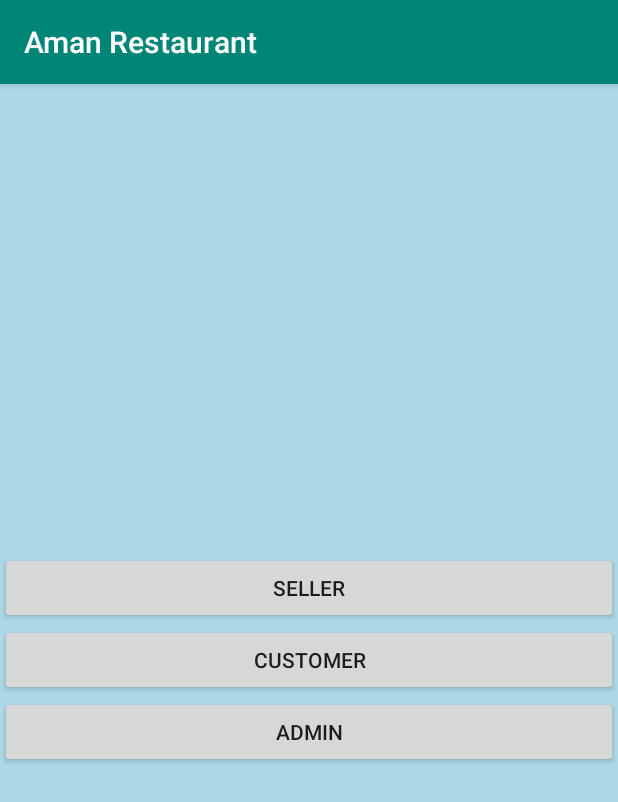
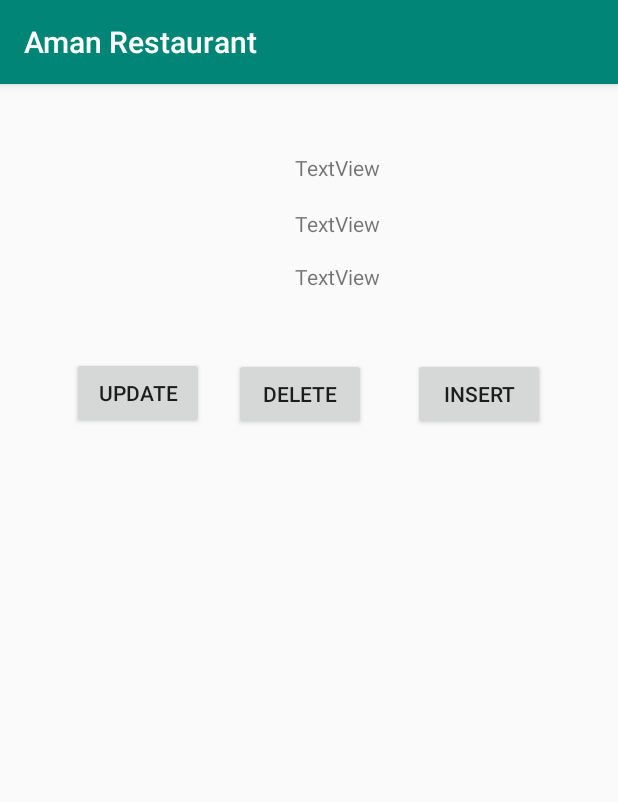
Before and after one commit to kavindu97/AmanRestaurant, an Android app: the screen it shows after launch (HomeScreen before the commit, adminHome_pg after it), after a tap on "ADMIN", on a phone screen of 412 x 824 dp. Shown: the top 802 px of the screen. Run offline under Robolectric (Android 15) with nearby library versions, the phone set to English and light mode, and no system bars.

Commit message:
amanwella thama yko 3

```diff
--- a/app/build.gradle
+++ b/app/build.gradle
@@ -2,7 +2,7 @@ apply plugin: 'com.android.application'
 
 android {
     compileSdkVersion 29
-      buildToolsVersion "29.0.0"
+    buildToolsVersion "29.0.0"
     defaultConfig {
         applicationId "com.example.mad_kavindu"
         minSdkVersion 15
--- a/app/src/main/java/com/example/mad_kavindu/activities/HomeScreen.java
+++ b/app/src/main/java/com/example/mad_kavindu/activities/HomeScreen.java
@@ -8,7 +8,6 @@ import android.widget.Button;
 import androidx.appcompat.app.AppCompatActivity;
 
 import com.example.mad_kavindu.R;
-import com.example.mad_kavindu.adapters.CustomerListAdapter;
 
 public class HomeScreen extends AppCompatActivity {
     Button btn1;
@@ -16,11 +15,11 @@ public class HomeScreen extends AppCompatActivity {
     protected void onCreate(Bundle savedInstanceState) {
         super.onCreate(savedInstanceState);
         setContentView(R.layout.activity_home_screen);
-        btn1 =findViewById(R.id.admin_pb);
+        btn1 =findViewById(R.id.admin_home);
         btn1.setOnClickListener(new View.OnClickListener() {
             @Override
             public void onClick(View v) {
-                Intent i = new Intent(getApplicationContext(),admin_panel.class);
+                Intent i = new Intent(getApplicationContext(),adminHome_pg.class);
                 startActivity(i);
             }
         });
--- a/app/src/main/java/com/example/mad_kavindu/activities/admin_panel.java
+++ b/app/src/main/java/com/example/mad_kavindu/activities/adminHome_pg.java
@@ -9,17 +9,17 @@ import android.widget.Button;
 
 import com.example.mad_kavindu.R;
 
-public class admin_panel extends AppCompatActivity {
-    Button updt1;
+public class adminHome_pg extends AppCompatActivity {
+Button btn11;
     @Override
     protected void onCreate(Bundle savedInstanceState) {
         super.onCreate(savedInstanceState);
-        setContentView(R.layout.activity_admin_panel);
-        updt1 =findViewById(R.id.update_it);
-        updt1.setOnClickListener(new View.OnClickListener() {
+        setContentView(R.layout.activity_admin_home_pg);
+        btn11=findViewById(R.id.update_it_bg);
+        btn11.setOnClickListener(new View.OnClickListener() {
             @Override
             public void onClick(View v) {
-                Intent i = new Intent(getApplicationContext(),update_admin_it.class);
+                Intent i = new Intent(getApplicationContext(),admin_update_it.class);
                 startActivity(i);
             }
         });
--- a/app/src/main/res/layout/activity_admin_panel.xml
+++ b/app/src/main/res/layout/activity_admin_home_pg.xml
@@ -4,15 +4,20 @@
     xmlns:tools="http://schemas.android.com/tools"
     android:layout_width="match_parent"
     android:layout_height="match_parent"
-    tools:context=".activities.admin_panel">
+    tools:context=".activities.adminHome_pg">
 
     <ImageView
-        android:id="@+id/imageView"
+        android:id="@+id/imageView2"
         android:layout_width="wrap_content"
         android:layout_height="wrap_content"
-        android:layout_marginStart="16dp"
-        android:layout_marginLeft="16dp"
-        android:layout_marginTop="26dp"
+        android:layout_marginStart="25dp"
+        android:layout_marginLeft="25dp"
+        android:layout_marginTop="18dp"
+        android:layout_marginEnd="258dp"
+        android:layout_marginRight="258dp"
+        android:layout_marginBottom="585dp"
+        app:layout_constraintBottom_toBottomOf="parent"
+        app:layout_constraintEnd_toEndOf="parent"
         app:layout_constraintStart_toStartOf="parent"
         app:layout_constraintTop_toTopOf="parent"
         tools:srcCompat="@tools:sample/avatars" />
@@ -24,72 +29,75 @@
         android:text="TextView"
         app:layout_constraintBottom_toBottomOf="parent"
         app:layout_constraintEnd_toEndOf="parent"
-        app:layout_constraintHorizontal_bias="0.465"
+        app:layout_constraintHorizontal_bias="0.553"
         app:layout_constraintStart_toStartOf="parent"
         app:layout_constraintTop_toTopOf="parent"
-        app:layout_constraintVertical_bias="0.151" />
+        app:layout_constraintVertical_bias="0.061" />
 
     <TextView
-        android:id="@+id/textView2"
+        android:id="@+id/textView5"
         android:layout_width="wrap_content"
         android:layout_height="wrap_content"
+        android:layout_marginTop="16dp"
         android:text="TextView"
         app:layout_constraintBottom_toBottomOf="parent"
         app:layout_constraintEnd_toEndOf="parent"
-        app:layout_constraintHorizontal_bias="0.465"
+        app:layout_constraintHorizontal_bias="0.553"
+        app:layout_constraintStart_toStartOf="parent"
+        app:layout_constraintTop_toBottomOf="@+id/textView"
+        app:layout_constraintVertical_bias="0.003" />
+
+    <TextView
+        android:id="@+id/textView8"
+        android:layout_width="wrap_content"
+        android:layout_height="wrap_content"
+        android:layout_marginTop="16dp"
+        android:text="TextView"
+        app:layout_constraintBottom_toBottomOf="parent"
+        app:layout_constraintEnd_toEndOf="parent"
+        app:layout_constraintHorizontal_bias="0.553"
+        app:layout_constraintStart_toStartOf="parent"
+        app:layout_constraintTop_toBottomOf="@+id/textView5"
+        app:layout_constraintVertical_bias="0.0" />
+
+    <Button
+        android:id="@+id/update_it_bg"
+        android:layout_width="wrap_content"
+        android:layout_height="wrap_content"
+        android:layout_marginStart="48dp"
+        android:layout_marginLeft="48dp"
+        android:layout_marginTop="16dp"
+        android:text="Update"
+        app:layout_constraintBottom_toBottomOf="parent"
         app:layout_constraintStart_toStartOf="parent"
         app:layout_constraintTop_toTopOf="parent"
-        app:layout_constraintVertical_bias="0.096" />
+        app:layout_constraintVertical_bias="0.236" />
 
-    <TextView
-        android:id="@+id/textView3"
+    <Button
+        android:id="@+id/button2"
         android:layout_width="wrap_content"
         android:layout_height="wrap_content"
-        android:text="Name*"
+        android:layout_marginStart="20dp"
+        android:layout_marginLeft="20dp"
+        android:text="DELETE"
+        app:layout_constraintBottom_toBottomOf="parent"
+        app:layout_constraintStart_toEndOf="@+id/update_it_bg"
+        app:layout_constraintTop_toTopOf="parent"
+        app:layout_constraintVertical_bias="0.254" />
+
+    <Button
+        android:id="@+id/button3"
+        android:layout_width="wrap_content"
+        android:layout_height="wrap_content"
+        android:layout_marginStart="16dp"
+        android:layout_marginLeft="16dp"
+        android:layout_marginEnd="16dp"
+        android:layout_marginRight="16dp"
+        android:text="INSERT"
         app:layout_constraintBottom_toBottomOf="parent"
         app:layout_constraintEnd_toEndOf="parent"
-        app:layout_constraintHorizontal_bias="0.465"
-        app:layout_constraintStart_toStartOf="parent"
+        app:layout_constraintHorizontal_bias="0.313"
+        app:layout_constraintStart_toEndOf="@+id/button2"
         app:layout_constraintTop_toTopOf="parent"
-        app:layout_constraintVertical_bias="0.049" />
-
-    <Button
-        android:id="@+id/conf_it"
-        android:layout_width="wrap_content"
-        android:layout_height="wrap_content"
-        android:layout_marginEnd="28dp"
-        android:layout_marginRight="28dp"
-        android:text="Insert"
-        app:layout_constraintBottom_toBottomOf="parent"
-        app:layout_constraintEnd_toEndOf="parent"
-        app:layout_constraintTop_toTopOf="parent"
-        app:layout_constraintVertical_bias="0.253" />
-
-    <Button
-        android:id="@+id/delete_it"
-        android:layout_width="wrap_content"
-        android:layout_height="wrap_content"
-        android:layout_marginEnd="32dp"
-        android:layout_marginRight="32dp"
-        android:text="Delete"
-        app:layout_constraintBottom_toBottomOf="parent"
-        app:layout_constraintEnd_toStartOf="@+id/conf_it"
-        app:layout_constraintTop_toTopOf="parent"
-        app:layout_constraintVertical_bias="0.253" />
-
-    <Button
-        android:id="@+id/update_it"
-        android:layout_width="wrap_content"
-        android:layout_height="wrap_content"
-        android:layout_marginStart="55dp"
-        android:layout_marginLeft="55dp"
-        android:layout_marginEnd="36dp"
-        android:layout_marginRight="36dp"
-        android:text="Update"
-        app:layout_constraintBottom_toBottomOf="parent"
-        app:layout_constraintEnd_toStartOf="@+id/delete_it"
-        app:layout_constraintHorizontal_bias="1.0"
-        app:layout_constraintStart_toStartOf="parent"
-        app:layout_constraintTop_toTopOf="parent"
-        app:layout_constraintVertical_bias="0.253" />
+        app:layout_constraintVertical_bias="0.254" />
 </androidx.constraintlayout.widget.ConstraintLayout>
--- a/app/src/main/res/layout/activity_home_screen.xml
+++ b/app/src/main/res/layout/activity_home_screen.xml
@@ -21,7 +21,7 @@
         android:text="CUStomer" />
 
     <Button
-        android:id="@+id/admin_pb"
+        android:id="@+id/admin_home"
         android:layout_width="match_parent"
         android:layout_height="wrap_content"
         android:text="Admin" />
```
Also changed, not shown: app/src/main/AndroidManifest.xml (+4 -4 lines), app/src/main/java/com/example/mad_kavindu/activities/admin_update_it.java (renamed from app/src/main/java/com/example/mad_kavindu/activities/update_admin_it.java, +4 -4 lines), app/src/main/res/layout/activity_admin_update_it.xml (added, +184 -0 lines), app/src/main/res/layout/activity_update_admin_it.xml (deleted, +0 -181 lines).
